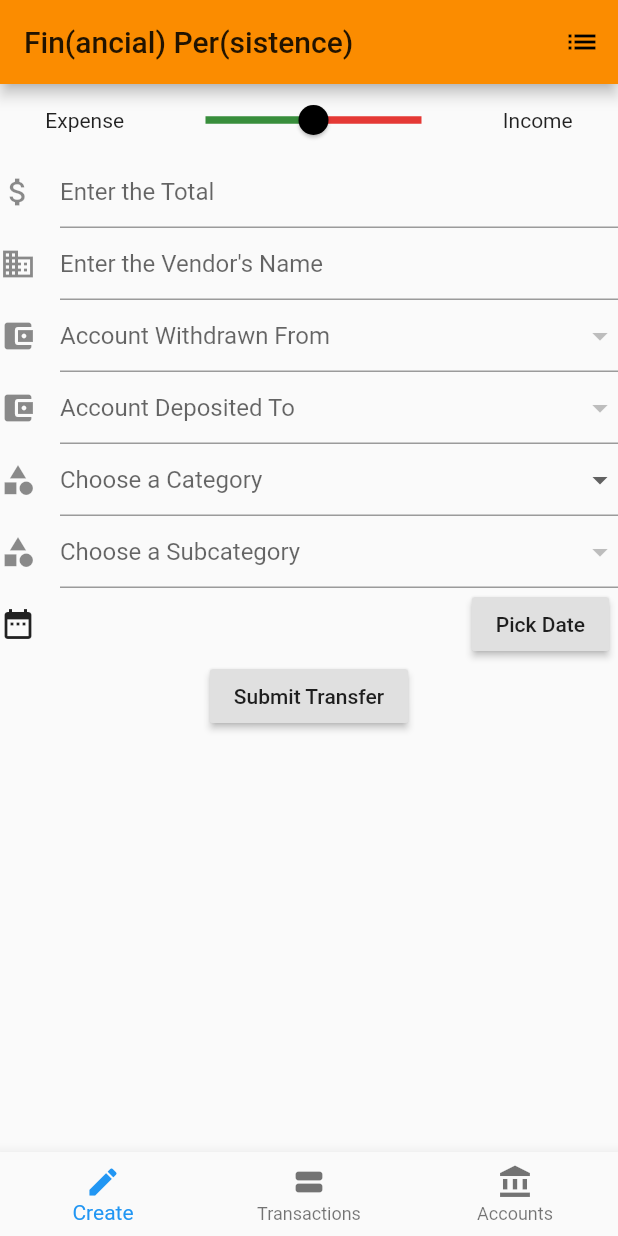
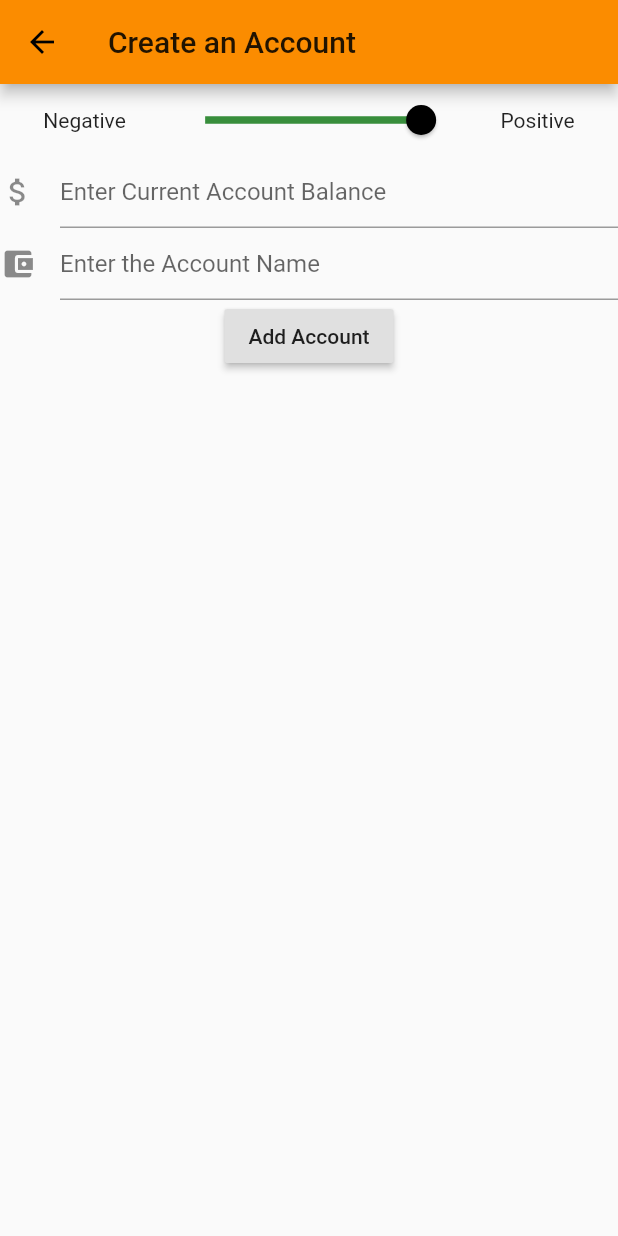
Before and after one commit to brendanarciszewski/finper, a Flutter app: the screen it shows after launch, after a tap on the "list" icon, on a phone screen of 412 x 824 dp. Run offline on Flutter 3.47's test engine with Material 2 defaults, Android fonts, the phone set to English and light mode, and no system bars; our stand-ins replace sqflite; accounts and stored records are empty.

```diff
--- a/lib/data/db.dart
+++ b/lib/data/db.dart
@@ -70,7 +70,7 @@ class _AccountsTable with Table {
         params = [
           Param.id(),
           Param('name', SQLTypes.TEXT),
-          Param('amount', SQLTypes.INTEGER),
+          Param('amount', SQLTypes.REAL),
         ];
   final tableName;
   final params;
@@ -91,7 +91,7 @@ class _TransactionsTable with Table {
   _TransactionsTable.v1() : tableName = 'Transactions_v1',
         params = [
           Param.id(),
-          Param('amount', SQLTypes.INTEGER),
+          Param('amount', SQLTypes.REAL),
           Param('account', SQLTypes.TEXT),
           Param('vendor', SQLTypes.TEXT),
           Param('datetime_ISO8601', SQLTypes.TEXT),
--- a/lib/main.dart
+++ b/lib/main.dart
@@ -2,6 +2,7 @@ import 'package:flutter/material.dart';
 import 'views/create_transaction.dart';
 import 'views/accounts_list.dart';
 import 'views/transactions_list.dart';
+import 'views/add_account.dart';
 
 void main() => runApp(new App());
 
@@ -39,7 +40,21 @@ class _HomePageState extends State<HomePage> {
         actions: <Widget>[
           new IconButton(
             icon: const Icon(Icons.list),
-            onPressed: () {},
+            onPressed: () {
+              Navigator.push(
+                context,
+                new MaterialPageRoute(
+                  builder: (BuildContext context) {
+                    return new Scaffold(
+                      appBar: new AppBar(
+                        title: const Text('Create an Account'),
+                      ),
+                      body: new AddAccountForm(),
+                    );
+                  }
+                )
+              );
+            },
           ),
         ],
       ),
--- a/lib/views/add_account.dart
+++ b/lib/views/add_account.dart
@@ -1,13 +1,13 @@
 import 'package:flutter/material.dart';
 import 'package:finper/data/data.dart';
 
-class CreateTransactionForm extends StatefulWidget {
+class AddAccountForm extends StatefulWidget {
   @override
   State<StatefulWidget> createState() =>
-      new _CreateTransactionFormState();
+      new _AddAccountFormState();
 }
 
-class _CreateTransactionFormState extends State<CreateTransactionForm> {
+class _AddAccountFormState extends State<AddAccountForm> {
   final _formKey = new GlobalKey<FormState>();
 
   double _amount;
@@ -73,10 +73,6 @@ class _CreateTransactionFormState extends State<CreateTransactionForm> {
                     )
                 );
               },
-              /*validator: (SliderTheme data) {
-                              if (this._sign != 1.0 || this._sign != -1.0)
-                                return 'Is this an expense or income?';
-                            },*/
             ),
             const Spacer(),
             const Text('Positive'),
@@ -85,8 +81,8 @@ class _CreateTransactionFormState extends State<CreateTransactionForm> {
       ),
       new TextFormField(
         validator: (String value) {
-          if (value.isEmpty) return 'Enter cost!';
-          if (double.tryParse(value) == null) return 'Enter cost!';
+          if (value.isEmpty) return 'Enter amount!';
+          if (double.tryParse(value) == null) return 'Enter amount!';
         },
         onSaved: (String value) {
           this._amount = double.parse(value);
@@ -95,7 +91,7 @@ class _CreateTransactionFormState extends State<CreateTransactionForm> {
             signed: false, decimal: true),
         decoration: new InputDecoration(
           icon: new Icon(Icons.attach_money),
-          hintText: 'Enter the Total',
+          hintText: 'Enter Current Account Balance',
         ),
       ),
       new TextFormField(
@@ -107,7 +103,7 @@ class _CreateTransactionFormState extends State<CreateTransactionForm> {
         },
         keyboardType: TextInputType.text,
         decoration: new InputDecoration(
-          icon: new Icon(Icons.business),
+          icon: new Icon(Icons.account_balance_wallet),
           hintText: "Enter the Account Name",
         ),
       ),
@@ -119,6 +115,7 @@ class _CreateTransactionFormState extends State<CreateTransactionForm> {
             Account.getNextId().then((int id) async {
               final account = Account(id, _name, _amount*_sign);
               await account.addToDb();
+              Navigator.pop(context);
             });
 
             Scaffold
--- a/lib/views/create_transaction.dart
+++ b/lib/views/create_transaction.dart
@@ -90,10 +90,6 @@ class _CreateTransactionFormState extends State<CreateTransactionForm> {
                     )
                 );
               },
-              /*validator: (SliderTheme data) {
-                              if (this._sign != 1.0 || this._sign != -1.0)
-                                return 'Is this an expense or income?';
-                            },*/
             ),
             const Spacer(),
             const Text('Income'),
@@ -136,7 +132,7 @@ class _CreateTransactionFormState extends State<CreateTransactionForm> {
             return new DropdownButtonFormField<Account>(
               items: listToDropdownList<Account>(accounts),
               value: this._fromAccount,
-              validator: (Account account) {
+              validator: (_) {
                 if (this._fromAccount == null && this._sign <= 0.0)
                   return 'Pick account!';
               },
@@ -161,7 +157,7 @@ class _CreateTransactionFormState extends State<CreateTransactionForm> {
               return new DropdownButtonFormField<Account>(
                 items: listToDropdownList<Account>(accounts),
                 value: this._toAccount,
-                validator: (Account account) {
+                validator: (_) {
                   if (this._toAccount == null && this._sign >= 0.0)
                     return 'Pick account!';
                 },
@@ -190,8 +186,8 @@ class _CreateTransactionFormState extends State<CreateTransactionForm> {
                 this._subcategory = null;
               });
             },
-            validator: (Category category) {
-              if (category == null) return 'Choose category!';
+            validator: (_) {
+              if (this._category == null) return 'Choose category!';
             },
             decoration: new InputDecoration(
               icon: new Icon(Icons.category),
@@ -210,8 +206,8 @@ class _CreateTransactionFormState extends State<CreateTransactionForm> {
             this._subcategory = subcategory;
           });
         },
-        validator: (Category category) {
-          if (category == null) return 'Choose category!';
+        validator: (_) {
+          if (this._subcategory == null) return 'Choose category!';
         },
         decoration: new InputDecoration(
           icon: new Icon(Icons.category),
@@ -250,8 +246,8 @@ class _CreateTransactionFormState extends State<CreateTransactionForm> {
                   });
                 },
               );
-            },
-            /*validator: (RaisedButton val) {
+            }, // TODO add validation (by intercepting clicks on a TextField
+            /*validator: (_) {
               if (this._dateTime == null) return 'Pick Date & Time!';
             },*/
           ),
@@ -259,11 +255,15 @@ class _CreateTransactionFormState extends State<CreateTransactionForm> {
         ],
       ),
       new RaisedButton(
-        onPressed: () {
+        onPressed: () async {
           if (_formKey.currentState.validate()) {
+            Scaffold
+                .of(context)
+                .showSnackBar(
+                const SnackBar(content: const Text('Processing Data')));
             _formKey.currentState.save();
 
-            Transaction.getNextId().then((int id1) async {
+            final id1 = await Transaction.getNextId();
             var transaction1 = Transaction(id1, null, null, _vendor,
                 _dateTime, _category.name, _subcategory.name);
             if (_sign == 0.0) {
@@ -273,13 +273,14 @@ class _CreateTransactionFormState extends State<CreateTransactionForm> {
               await transaction1.addToDb();
               _fromAccount.amount -= _amount;
               await _fromAccount.updateInDb();
-                Transaction.getNextId().then((int id2) async {
+
+              final id2 = await Transaction.getNextId();
               final transaction2 = Transaction.transferFrom(id2, _amount,
                   _toAccount.name, transaction1);
               await transaction2.addToDb();
+              await transaction1.updateInDb();
               _toAccount.amount += _amount;
               await _toAccount.updateInDb();
-                });
             } else if (_sign < 0.0) {
               //Is a withdrawl
               transaction1.amount = -_amount;
@@ -295,12 +296,14 @@ class _CreateTransactionFormState extends State<CreateTransactionForm> {
               _toAccount.amount += _amount;
               await _toAccount.updateInDb();
             }
-            });
 
+            _resetForm();
+
+            Scaffold.of(context).hideCurrentSnackBar();
             Scaffold
                 .of(context)
                 .showSnackBar(
-                SnackBar(content: Text('Processing Data')));
+                 const SnackBar(content: const Text('Saved Data')));
           }
         },
         child: new Text(
@@ -310,6 +313,20 @@ class _CreateTransactionFormState extends State<CreateTransactionForm> {
         ),
       ),
     ];
+  }
+
+  void _resetForm() {
+    setState(() {
+      _sign = 0.0;
+      _category = null;
+      _subcategory = null;
+      _fromAccount = null;
+      _toAccount = null;
+      _dateTime = null;
+      _amount = null;
+      _vendor = null;
+    });
+    _formKey.currentState.reset();
   }
 }
 
```
Lines whose indentation alone changed are shown as unchanged.
